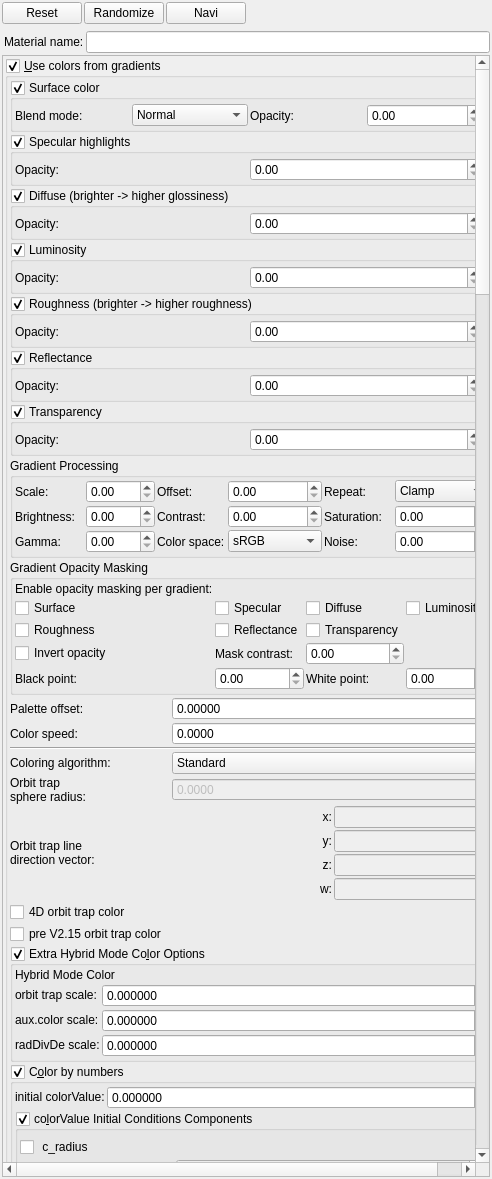
This is mandelbulber2/qt/material_editor.ui in irinox-ctrl/mandelbulber2 as Qt 5 draws it before an edit. The edited form follows.
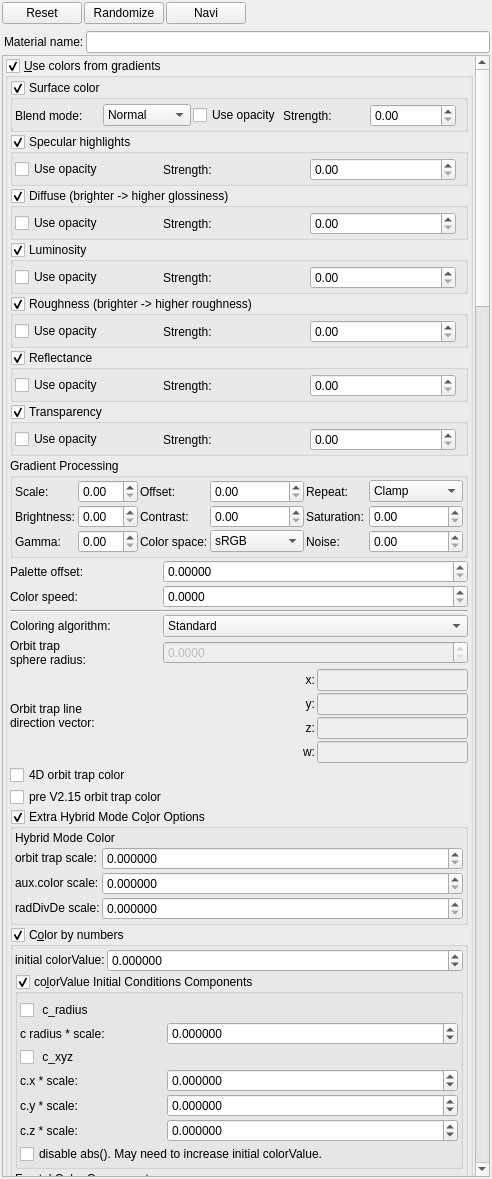
This is the edited form. Icons and pictures are not drawn. Custom widgets are drawn as their Qt base class.

Commit message: v4.0: Rewrite gradient opacity system from scratch

```diff
--- a/mandelbulber2/qt/material_editor.ui
+++ b/mandelbulber2/qt/material_editor.ui
@@ -235,10 +235,20 @@
                  <item><property name="text"><string>Hard Light</string></property></item>
                 </widget>
                </item>
+               <item>
+                <widget class="MyCheckBox" name="checkBox_surface_gradient_mask_enable">
+                 <property name="toolTip">
+                  <string>Enable opacity stops from gradient to control per-point transparency</string>
+                 </property>
+                 <property name="text">
+                  <string>Use opacity</string>
+                 </property>
+                </widget>
+               </item>
                <item>
                 <widget class="QLabel" name="label_surface_gradient_opacity">
                  <property name="text">
-                  <string>Opacity:</string>
+                  <string>Strength:</string>
                  </property>
                 </widget>
                </item>
@@ -294,10 +304,20 @@
              </item>
              <item>
               <layout class="QHBoxLayout" name="horizontalLayout_specular_opacity">
+               <item>
+                <widget class="MyCheckBox" name="checkBox_specular_gradient_mask_enable">
+                 <property name="toolTip">
+                  <string>Enable opacity stops from gradient to control per-point transparency</string>
+                 </property>
+                 <property name="text">
+                  <string>Use opacity</string>
+                 </property>
+                </widget>
+               </item>
                <item>
                 <widget class="QLabel" name="label_specular_gradient_opacity">
                  <property name="text">
-                  <string>Opacity:</string>
+                  <string>Strength:</string>
                  </property>
                 </widget>
                </item>
@@ -353,10 +373,20 @@
              </item>
              <item>
               <layout class="QHBoxLayout" name="horizontalLayout_diffuse_opacity">
+               <item>
+                <widget class="MyCheckBox" name="checkBox_diffuse_gradient_mask_enable">
+                 <property name="toolTip">
+                  <string>Enable opacity stops from gradient to control per-point transparency</string>
+                 </property>
+                 <property name="text">
+                  <string>Use opacity</string>
+                 </property>
+                </widget>
+               </item>
                <item>
                 <widget class="QLabel" name="label_diffuse_gradient_opacity">
                  <property name="text">
-                  <string>Opacity:</string>
+                  <string>Strength:</string>
                  </property>
                 </widget>
                </item>
@@ -412,10 +442,20 @@
              </item>
              <item>
               <layout class="QHBoxLayout" name="horizontalLayout_luminosity_opacity">
+               <item>
+                <widget class="MyCheckBox" name="checkBox_luminosity_gradient_mask_enable">
+                 <property name="toolTip">
+                  <string>Enable opacity stops from gradient to control per-point transparency</string>
+                 </property>
+                 <property name="text">
+                  <string>Use opacity</string>
+                 </property>
+                </widget>
+               </item>
                <item>
                 <widget class="QLabel" name="label_luminosity_gradient_opacity">
                  <property name="text">
-                  <string>Opacity:</string>
+                  <string>Strength:</string>
                  </property>
                 </widget>
                </item>
@@ -474,10 +514,20 @@
              </item>
              <item>
               <layout class="QHBoxLayout" name="horizontalLayout_roughness_opacity">
+               <item>
+                <widget class="MyCheckBox" name="checkBox_roughness_gradient_mask_enable">
+                 <property name="toolTip">
+                  <string>Enable opacity stops from gradient to control per-point transparency</string>
+                 </property>
+                 <property name="text">
+                  <string>Use opacity</string>
+                 </property>
+                </widget>
+               </item>
                <item>
                 <widget class="QLabel" name="label_roughness_gradient_opacity">
                  <property name="text">
-                  <string>Opacity:</string>
+                  <string>Strength:</string>
                  </property>
                 </widget>
                </item>
@@ -536,10 +586,20 @@
              </item>
              <item>
               <layout class="QHBoxLayout" name="horizontalLayout_reflectance_opacity">
+               <item>
+                <widget class="MyCheckBox" name="checkBox_reflectance_gradient_mask_enable">
+                 <property name="toolTip">
+                  <string>Enable opacity stops from gradient to control per-point transparency</string>
+                 </property>
+                 <property name="text">
+                  <string>Use opacity</string>
+                 </property>
+                </widget>
+               </item>
                <item>
                 <widget class="QLabel" name="label_reflectance_gradient_opacity">
                  <property name="text">
-                  <string>Opacity:</string>
+                  <string>Strength:</string>
                  </property>
                 </widget>
                </item>
@@ -595,10 +655,20 @@
              </item>
              <item>
               <layout class="QHBoxLayout" name="horizontalLayout_transparency_opacity">
+               <item>
+                <widget class="MyCheckBox" name="checkBox_transparency_gradient_mask_enable">
+                 <property name="toolTip">
+                  <string>Enable opacity stops from gradient to control per-point transparency</string>
+                 </property>
+                 <property name="text">
+                  <string>Use opacity</string>
+                 </property>
+                </widget>
+               </item>
                <item>
                 <widget class="QLabel" name="label_transparency_gradient_opacity">
                  <property name="text">
-                  <string>Opacity:</string>
+                  <string>Strength:</string>
                  </property>
                 </widget>
                </item>
@@ -778,135 +848,7 @@
             </layout>
            </widget>
           </item>
-          <item>
-           <widget class="QGroupBox" name="groupBox_gradient_masking">
-            <property name="title">
-             <string>Gradient Opacity Masking</string>
-            </property>
-            <layout class="QGridLayout" name="gridLayout_gradient_masking">
-             <property name="spacing">
-              <number>2</number>
-             </property>
-             <property name="leftMargin">
-              <number>2</number>
-             </property>
-             <property name="topMargin">
-              <number>2</number>
-             </property>
-             <property name="rightMargin">
-              <number>2</number>
-             </property>
-             <property name="bottomMargin">
-              <number>2</number>
-             </property>
-             <item row="0" column="0">
-              <widget class="QLabel" name="label_mask_enable_info">
-               <property name="text">
-                <string>Enable opacity masking per gradient:</string>
-               </property>
-              </widget>
-             </item>
-             <item row="1" column="0">
-              <widget class="MyCheckBox" name="checkBox_surface_gradient_mask_enable">
-               <property name="text">
-                <string>Surface</string>
-               </property>
-              </widget>
-             </item>
-             <item row="1" column="1">
-              <widget class="MyCheckBox" name="checkBox_specular_gradient_mask_enable">
-               <property name="text">
-                <string>Specular</string>
-               </property>
-              </widget>
-             </item>
-             <item row="1" column="2">
-              <widget class="MyCheckBox" name="checkBox_diffuse_gradient_mask_enable">
-               <property name="text">
-                <string>Diffuse</string>
-               </property>
-              </widget>
-             </item>
-             <item row="1" column="3">
-              <widget class="MyCheckBox" name="checkBox_luminosity_gradient_mask_enable">
-               <property name="text">
-                <string>Luminosity</string>
-               </property>
-              </widget>
-             </item>
-             <item row="2" column="0">
-              <widget class="MyCheckBox" name="checkBox_roughness_gradient_mask_enable">
-               <property name="text">
-                <string>Roughness</string>
-               </property>
-              </widget>
-             </item>
-             <item row="2" column="1">
-              <widget class="MyCheckBox" name="checkBox_reflectance_gradient_mask_enable">
-               <property name="text">
-                <string>Reflectance</string>
-               </property>
-              </widget>
-             </item>
-             <item row="2" column="2">
-              <widget class="MyCheckBox" name="checkBox_transparency_gradient_mask_enable">
-               <property name="text">
-                <string>Transparency</string>
-               </property>
-              </widget>
-             </item>
-             <item row="3" column="0">
-              <widget class="MyCheckBox" name="checkBox_opacity_invert">
-               <property name="text">
-                <string>Invert opacity</string>
-               </property>
-              </widget>
-             </item>
-             <item row="3" column="1">
-              <widget class="QLabel" name="label_mask_contrast">
-               <property name="text">
-                <string>Mask contrast:</string>
-               </property>
-              </widget>
-             </item>
-             <item row="3" column="2">
-              <widget class="MyDoubleSpinBox" name="spinbox_mask_contrast">
-               <property name="toolTip">
-                <string>Contrast of the opacity mask</string>
-               </property>
-              </widget>
-             </item>
-             <item row="4" column="0">
-              <widget class="QLabel" name="label_mask_black_point">
-               <property name="text">
-                <string>Black point:</string>
-               </property>
-              </widget>
-             </item>
-             <item row="4" column="1">
-              <widget class="MyDoubleSpinBox" name="spinbox_mask_black_point">
-               <property name="toolTip">
-                <string>Remap opacity range: values below this become 0</string>
-               </property>
-              </widget>
-             </item>
-             <item row="4" column="2">
-              <widget class="QLabel" name="label_mask_white_point">
-               <property name="text">
-                <string>White point:</string>
-               </property>
-              </widget>
-             </item>
-             <item row="4" column="3">
-              <widget class="MyDoubleSpinBox" name="spinbox_mask_white_point">
-               <property name="toolTip">
-                <string>Remap opacity range: values above this become 1</string>
-               </property>
-              </widget>
-             </item>
-            </layout>
-           </widget>
-          </item>
+          <!-- Gradient Opacity Masking panel removed: checkboxes moved into each gradient section -->
           <item>
            <layout class="QGridLayout" name="gridLayout_34" rowstretch="0,0,0,0,0,0,0,0,0" columnstretch="0,0,0">
             <property name="spacing">
```
Left out of the diff: 14 changed lines with no effect on the pictures. The commit also changes 3 other files.
